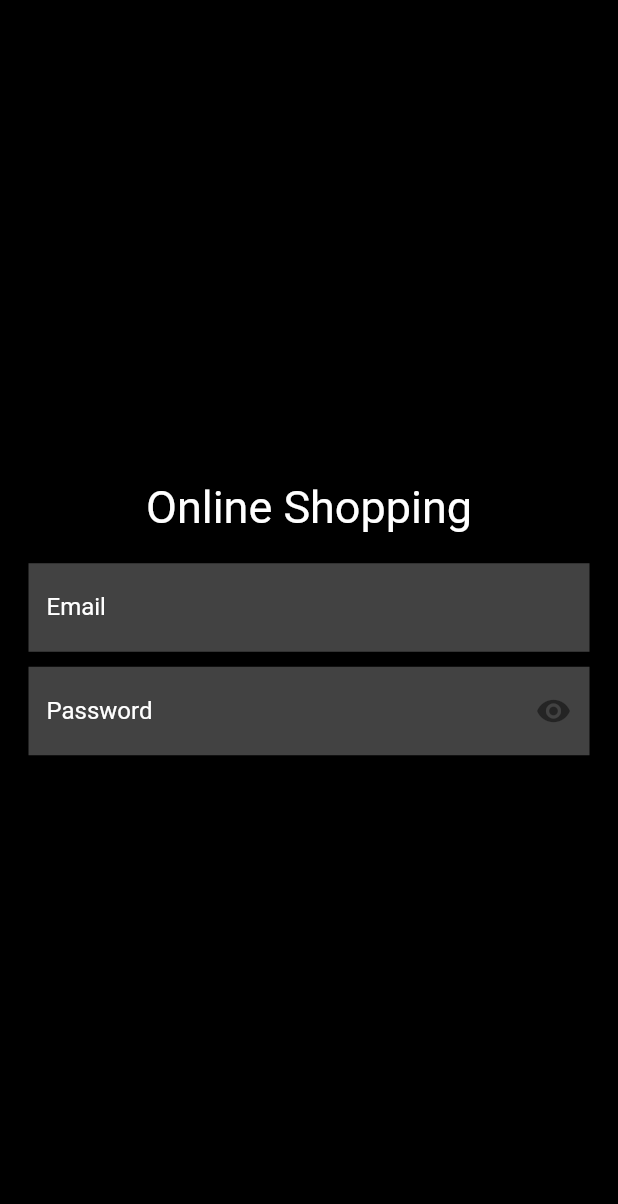
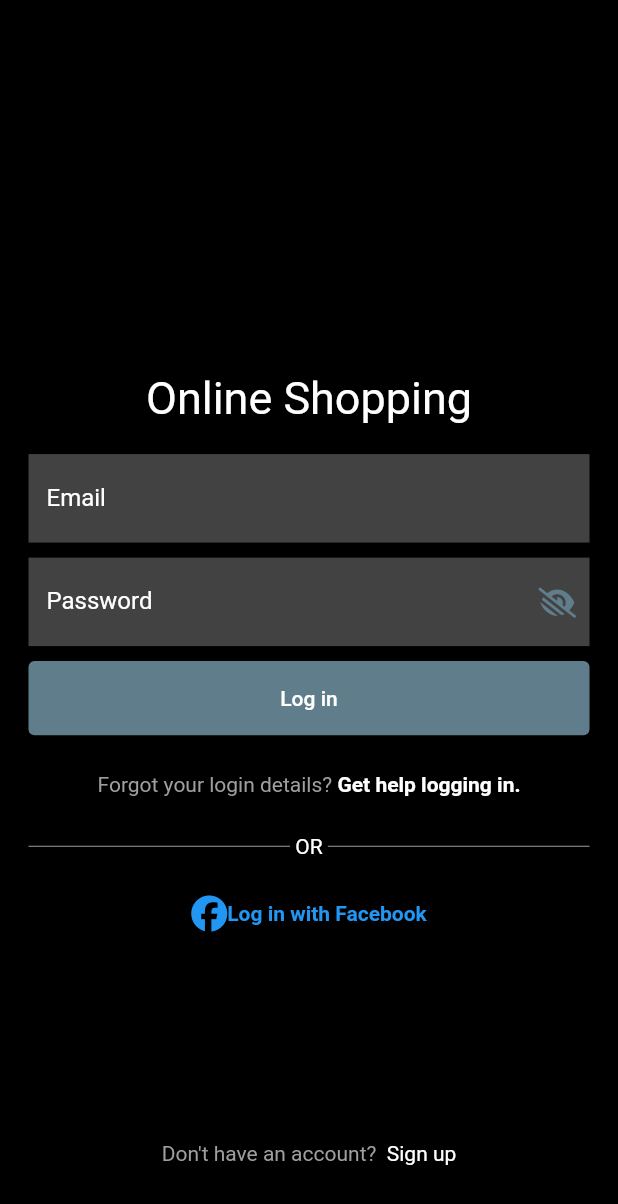
Before and after one commit to msnsadiq/online-shopping, a Flutter app: the screen it shows after launch, on a phone screen of 412 x 824 dp. Shown: the top 1204 px of the screen. Run offline on Flutter 3.47's test engine with Material 2 defaults, Android fonts, the phone set to English and light mode, and no system bars; our stand-ins replace font_awesome_flutter, google_fonts; Roboto replaces fonts that are missing (Aclonica).

```diff
--- a/lib/Ui Pages/login_page.dart
+++ b/lib/Ui Pages/login_page.dart
@@ -1,5 +1,8 @@
 import 'package:flutter/material.dart';
+import 'package:font_awesome_flutter/font_awesome_flutter.dart';
 import 'package:google_fonts/google_fonts.dart';
+import 'package:onlineshopping/Ui%20Pages/signup_page.dart';
+import 'package:url_launcher/url_launcher.dart';
 
 class LoginPage extends StatefulWidget {
   LoginPage({Key? key}) : super(key: key);
@@ -9,7 +12,18 @@ class LoginPage extends StatefulWidget {
 }
 
 class _LoginPageState extends State<LoginPage> {
+  final space =  SizedBox(
+    height: 10,
+  );
+  final spacee =  SizedBox(
+    height: 25,
+  );
+   bool items = false ;
+    String changinValue = "" ;
   bool eye = true;
+ final _formkey = GlobalKey<FormState>();
+ TextEditingController _emailController = TextEditingController();
+ TextEditingController _passwordController = TextEditingController();
 
   @override
   Widget build(BuildContext context) {
@@ -17,63 +31,186 @@ bool eye = true;
       backgroundColor: Colors.black,
       body: Padding(
         padding: const EdgeInsets.only(left: 19.0, right: 19),
-        child: Column(
+        child: Form(
+          onChanged: (){
+            setState(() {
+            items   = _formkey.currentState!.validate();
+            });
+          },
+          key:_formkey ,
+          child: LayoutBuilder(
+            builder: (BuildContext context, BoxConstraints constraints){
+              return SingleChildScrollView(
+                child: ConstrainedBox(constraints: BoxConstraints(minHeight: constraints.maxHeight),
+                child:  Column(
+                  crossAxisAlignment: CrossAxisAlignment.center,
                   mainAxisSize: MainAxisSize.max,
                   mainAxisAlignment: MainAxisAlignment.center,
                   children: [
-
+                    SizedBox(
+                      height: MediaQuery.of(context).size.height/4.1,
+                    ),
                     Align(
                         alignment: Alignment.center,
-              child: Text("Online Shopping",style: GoogleFonts.aclonica(color: Colors.white, fontSize: 30),)),
+                        child: Text(
+                          "Online Shopping",
+                          style:
+                          GoogleFonts.aclonica(color: Colors.white, fontSize: 30),
+                        )),
                     SizedBox(
                       height: 20,
                     ),
                     TextFormField(
+                      controller: _emailController,
+                      validator: (value){
+                        if( value == null  || value.isEmpty){
+                          return "Email";
+                        }else{
+                          return null;
+                        }
+                      },
                       style: TextStyle(color: Colors.white),
                       decoration: InputDecoration(
                           border: OutlineInputBorder(
-                  borderSide:BorderSide(color: Colors.black)
-                ),
+                              borderSide: BorderSide(color: Colors.black)),
                           enabledBorder: InputBorder.none,
                           focusedBorder: InputBorder.none,
                           hintText: "Email",
                           hintStyle: TextStyle(color: Colors.white),
                           filled: true,
                           fillColor: Colors.grey[800],
-              labelText : "Email",
-              labelStyle:   TextStyle(color: Colors.white)
+                          labelText: "Email",
+                          labelStyle: TextStyle(color: Colors.white)),
                     ),
-            ),
-            SizedBox(
-              height: 10,
-            ),
+                    space,
                     TextFormField(
 
+                      controller: _passwordController,
+                      validator: (value){
+                        if( value == null  || value.isEmpty){
+                          return "Password";
+                        }else{
+                          return null;
+                        }
+                      },
                       style: TextStyle(color: Colors.white),
                       obscureText: eye,
                       decoration: InputDecoration(
                         // suffixIcon: Icon(Icons.remove_red_eye),
-                 suffixIcon: IconButton(onPressed: (){
+                          suffixIcon: IconButton(
+                            onPressed: () {
                               setState(() {
                                 eye = !eye;
                               });
-                 }, icon: Icon(Icons.remove_red_eye)),
+                            },
+                            icon: Icon(eye
+                                ? FontAwesomeIcons.eyeLowVision
+                                : Icons.remove_red_eye),
+                            iconSize: 20,color: Colors.blueGrey,
+                          ),
                           border: OutlineInputBorder(
-                      borderSide:BorderSide(color: Colors.black)
-                  ),
+                              borderSide: BorderSide(color: Colors.black)),
                           enabledBorder: InputBorder.none,
                           focusedBorder: InputBorder.none,
                           hintText: "Password",
                           hintStyle: TextStyle(color: Colors.white),
                           filled: true,
                           fillColor: Colors.grey[800],
-                  labelText : "Password",
-                  labelStyle:   TextStyle(color: Colors.white)
+                          labelText: "Password",
+                          labelStyle: TextStyle(color: Colors.white)),
+                    ),
+                    space,
+                    SizedBox(
+                        width: double.infinity,
+                        height: MediaQuery.of(context).size.height*.06,
+                        child: TextButton(
+                          onPressed: () {
+                            _formkey.currentState!.validate();
+                          },
+                          child: Text(
+                            "Log in",
+                            style: TextStyle(color: Colors.white),
+                          ),
+                          style: TextButton.styleFrom(backgroundColor:
+
+                          //changinValue == null || changinValue.isNotEmpty ?
+
+                          items ? Colors.blue :Colors.blueGrey  ),
+                        )),
+                    spacee,
+                    Row(
+                      mainAxisAlignment: MainAxisAlignment.center,
+                      children: [
+                        Text("Forgot your login details?",style: TextStyle(color: Colors.grey),),
+                        Text(" Get help logging in.",style: TextStyle(color: Colors.white,fontWeight: FontWeight.bold),)
+                      ],
+                    ),
+                    spacee,
+                    Row(
+                        children: <Widget>[
+                          Expanded(
+                            child: Divider(
+                              color: Colors.grey,
+                              //thickness: 5,
                             ),
                           ),
+
+                          Text(" OR ",style: TextStyle(color: Colors.white),),
+
+                          Expanded(
+                              child: Divider(
+                                color: Colors.grey,
+                                //thickness: 5,
+                              )
+                          ),
+                        ]
+                    ),
+                    spacee,
+                    GestureDetector(
+                      onTap: ()async{
+                        await launch('https://www.facebook.com/login/');
+                      },
+                      child: Row(
+                        mainAxisAlignment: MainAxisAlignment.center,
+                        children: [
+                          Icon(FontAwesomeIcons.facebook,color: Colors.blue,),
+                          Text("Log in with Facebook",style: TextStyle(color: Colors.blue,fontWeight: FontWeight.bold),)
+                        ],
+                      ),
+                    ),
+                    SizedBox(
+                      height: MediaQuery.of(context).size.height*.17,
+
+                    ),
+                    Row(
+                      mainAxisAlignment: MainAxisAlignment.center,
+                      children: [
+                        // Divider(
+                        //   color: Colors.grey,
+                        // ),
+
+                        Text("Don't have an account?  ",style: TextStyle(color: Colors.grey),),
+                        GestureDetector(
+                            onTap: (){
+                              Navigator.of(context).push(MaterialPageRoute(builder: (ctx)=>SignUpPage()));
+                            },
+                            child: Text("Sign up",style: TextStyle(color: Colors.white),))
+                      ],
+                    )
+
                   ],
                 ),
                 ),
               );
             }
+
+          ),
+
+        ),
+      ),
+    );
   }
+  btnWork(){
+
+  }
+}
--- a/lib/main.dart
+++ b/lib/main.dart
@@ -16,7 +16,8 @@ class MyApp extends StatelessWidget {
       title: 'onlineshopping',
       theme: ThemeData(
 
-        primarySwatch: Colors.blue,
+       // primarySwatch: Colors.blue,
+        errorColor: Colors.blueGrey
       ),
       home:LoginPage() ,
     );
--- a/pubspec.yaml
+++ b/pubspec.yaml
@@ -32,6 +32,9 @@ dependencies:
   http: ^0.13.4
   flutter_bloc: ^8.0.1
   google_fonts: ^2.3.2
+  community_material_icon: ^5.9.55
+  font_awesome_flutter: ^10.1.0
+  url_launcher: ^6.1.0
 
 
   # The following adds the Cupertino Icons font to your application.
```
Also changed, not shown: lib/Ui Pages/signup_page.dart (added, +34 -0 lines), pubspec.lock. Lines whose indentation alone changed are shown as unchanged.
